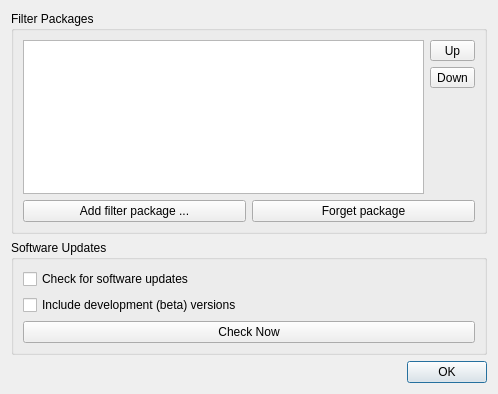
Above: gui/settingswidget.ui from phfaist/bibolamazi before the change. Below: the same form after it.
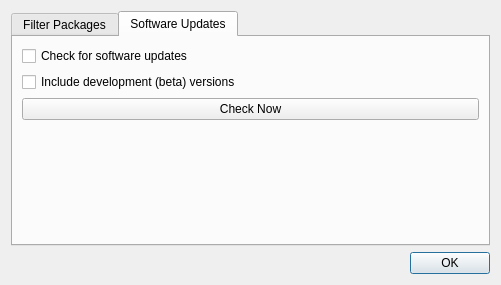
That is the form after the change. The open tabs and pages were chosen to show the change.

```diff
--- a/gui/settingswidget.ui
+++ b/gui/settingswidget.ui
@@ -6,8 +6,8 @@
    <rect>
     <x>0</x>
     <y>0</y>
-    <width>498</width>
-    <height>394</height>
+    <width>501</width>
+    <height>285</height>
    </rect>
   </property>
   <property name="windowTitle">
@@ -15,10 +15,14 @@
   </property>
   <layout class="QVBoxLayout" name="verticalLayout_2">
    <item>
-    <widget class="QGroupBox" name="gbxFilterPackages">
-     <property name="title">
+    <widget class="QTabWidget" name="gbxFilterPackages">
+     <property name="currentIndex">
+      <number>0</number>
+     </property>
+     <widget class="QWidget" name="tabFilterPackages" native="true">
+      <attribute name="title">
       <string>Filter Packages</string>
-     </property>
+      </attribute>
      <layout class="QGridLayout" name="gridLayout">
       <item row="1" column="0" colspan="2">
        <layout class="QHBoxLayout" name="horizontalLayout">
@@ -84,13 +88,11 @@
       </item>
      </layout>
     </widget>
-   </item>
-   <item>
-    <widget class="QGroupBox" name="frmUpdates">
-     <property name="title">
+     <widget class="QWidget" name="tabUpdates">
+      <attribute name="title">
       <string>Software Updates</string>
-     </property>
-     <layout class="QVBoxLayout" name="verticalLayout">
+      </attribute>
+      <layout class="QVBoxLayout" name="verticalLayout_4">
       <item>
        <widget class="QCheckBox" name="chkUpdates">
         <property name="text">
@@ -112,21 +114,22 @@
         </property>
        </widget>
       </item>
-     </layout>
-    </widget>
-   </item>
    <item>
-    <spacer name="verticalSpacer">
+        <spacer name="verticalSpacer_3">
      <property name="orientation">
       <enum>Qt::Vertical</enum>
      </property>
      <property name="sizeHint" stdset="0">
       <size>
        <width>20</width>
-       <height>16</height>
+           <height>87</height>
       </size>
      </property>
     </spacer>
+       </item>
+      </layout>
+     </widget>
+    </widget>
    </item>
    <item>
     <widget class="QDialogButtonBox" name="btns">
```
Lines whose indentation alone changed are shown as unchanged.
